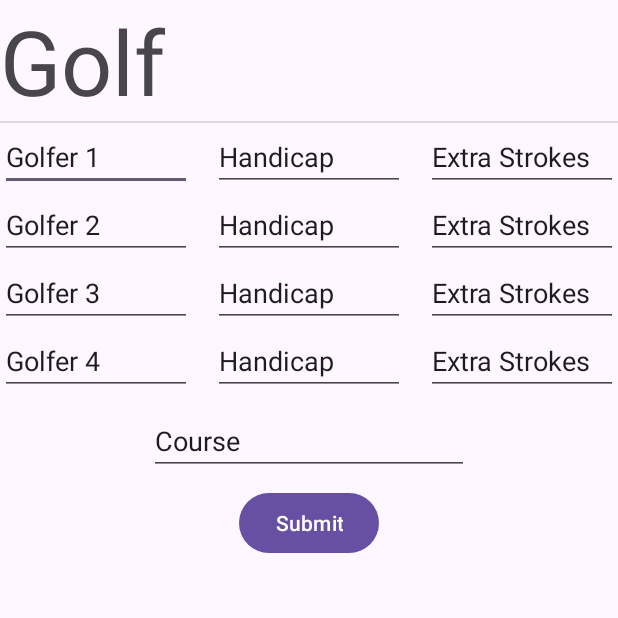
After one commit to wegnermichae/Golf_Handicap_App, an Android app: the PlayGolfActivity screen opened directly, with no data from a screen before it, on a phone screen of 412 x 824 dp, the top half of it. The commit adds this screen. Run offline under Robolectric (Android 15) with nearby library versions, the phone set to English and light mode, and no system bars.

Commit message:
Added Playview where players names and handicaps are entered. The course is selected and the resulting extra stroke count is updated per golfer. The courses hole information is displayed in a list below to allow the golfers to determine which holes they get strokes on

```diff
--- a/app/src/main/AndroidManifest.xml
+++ b/app/src/main/AndroidManifest.xml
@@ -12,6 +12,9 @@
         android:supportsRtl="true"
         android:theme="@style/Theme.GolfHandicapApp"
         tools:targetApi="31">
+        <activity
+            android:name=".PlayGolfActivity"
+            android:exported="false" />
         <activity
             android:name=".BagActivity"
             android:exported="false" />
--- a/app/src/main/java/com/example/golfhandicapapp/MainActivity.java
+++ b/app/src/main/java/com/example/golfhandicapapp/MainActivity.java
@@ -10,6 +10,7 @@ package com.example.golfhandicapapp;
 import android.content.Intent;
 import android.os.Bundle;
 import android.view.View;
+import android.widget.Button;
 import android.widget.ImageButton;
 import android.widget.SeekBar;
 import android.widget.TextView;
@@ -21,6 +22,11 @@ import androidx.core.view.ViewCompat;
 import androidx.core.view.WindowInsetsCompat;
 
 public class MainActivity extends AppCompatActivity {
+
+    ImageButton DashButton, ScoreButton, PlayerButton, CourseButton, BagButton;
+    SeekBar scoreSeekBar, handicapSeekBar;
+    TextView headingText, previousScore, currentHandicap;
+    Button playButton;
 
 
 
@@ -35,16 +41,29 @@ public class MainActivity extends AppCompatActivity {
             return insets;
         });
 
-        ImageButton DashButton = findViewById(R.id.DashButton);
-        ImageButton ScoreButton = findViewById(R.id.ScoreButton);
-        ImageButton PlayerButton = findViewById(R.id.PlayerButton);
-        ImageButton CourseButton = findViewById(R.id.CourseButton);
-        ImageButton BagButton = findViewById(R.id.BagButton);
-        SeekBar scoreSeekBar = findViewById(R.id.scoreSeekBar);
-        SeekBar handicapSeekBar = findViewById(R.id.handicapSeekBar);
-        TextView headingText = findViewById(R.id.textHeading);
-        TextView previousScore = findViewById(R.id.previousScore);
-        TextView currentHandicap = findViewById(R.id.currentHandicap);
+        DashButton = findViewById(R.id.DashButton);
+        ScoreButton = findViewById(R.id.ScoreButton);
+        PlayerButton = findViewById(R.id.PlayerButton);
+        CourseButton = findViewById(R.id.CourseButton);
+        BagButton = findViewById(R.id.BagButton);
+        scoreSeekBar = findViewById(R.id.scoreSeekBar);
+        handicapSeekBar = findViewById(R.id.handicapSeekBar);
+        headingText = findViewById(R.id.textHeading);
+        previousScore = findViewById(R.id.previousScore);
+        currentHandicap = findViewById(R.id.currentHandicap);
+        playButton = findViewById(R.id.playButton);
+
+
+        playButton.setOnClickListener(new View.OnClickListener() {
+            @Override
+            public void onClick(View v) {
+                if (v.getId() == R.id.playButton){
+                    Intent intent = new Intent(MainActivity.this, PlayGolfActivity.class);
+                    startActivity(intent);
+                }
+            }
+        });
+
 
         //the following listeners will allow for functionality of the specified button clicks
         DashButton.setOnClickListener(new View.OnClickListener() {
--- /dev/null
+++ b/app/src/main/java/com/example/golfhandicapapp/PlayGolfActivity.java
@@ -0,0 +1,33 @@
+package com.example.golfhandicapapp;
+
+import android.os.Bundle;
+import android.widget.Button;
+import android.widget.EditText;
+import android.widget.ListView;
+
+import androidx.activity.EdgeToEdge;
+import androidx.appcompat.app.AppCompatActivity;
+import androidx.core.graphics.Insets;
+import androidx.core.view.ViewCompat;
+import androidx.core.view.WindowInsetsCompat;
+
+public class PlayGolfActivity extends AppCompatActivity {
+
+    Button submitButton;
+    EditText courseName, golfer1Name, golfer2Name, golfer3Name, golfer4Name, golfer1Handicap,
+            golfer2Handicap, golfer3Handicap, golfer4Handicap, golfer1Strokes, golfer2Strokes,
+            golfer3Strokes, golfer4Strokes;
+    ListView holeView;
+
+    @Override
+    protected void onCreate(Bundle savedInstanceState) {
+        super.onCreate(savedInstanceState);
+        EdgeToEdge.enable(this);
+        setContentView(R.layout.activity_play_golf);
+        ViewCompat.setOnApplyWindowInsetsListener(findViewById(R.id.main), (v, insets) -> {
+            Insets systemBars = insets.getInsets(WindowInsetsCompat.Type.systemBars());
+            v.setPadding(systemBars.left, systemBars.top, systemBars.right, systemBars.bottom);
+            return insets;
+        });
+    }
+}
--- /dev/null
+++ b/app/src/main/res/layout/activity_play_golf.xml
@@ -0,0 +1,191 @@
+<?xml version="1.0" encoding="utf-8"?>
+<androidx.constraintlayout.widget.ConstraintLayout xmlns:android="http://schemas.android.com/apk/res/android"
+    xmlns:app="http://schemas.android.com/apk/res-auto"
+    xmlns:tools="http://schemas.android.com/tools"
+    android:id="@+id/main"
+    android:layout_width="match_parent"
+    android:layout_height="match_parent"
+    tools:context=".PlayGolfActivity">
+
+    <View
+        android:id="@+id/divider15"
+        android:layout_width="0dp"
+        android:layout_height="1dp"
+        android:background="?android:attr/listDivider"
+        app:layout_constraintEnd_toEndOf="parent"
+        app:layout_constraintHorizontal_bias="0.0"
+        app:layout_constraintStart_toStartOf="parent"
+        app:layout_constraintTop_toBottomOf="@+id/textHeading6" />
+
+    <TextView
+        android:id="@+id/textHeading6"
+        android:layout_width="wrap_content"
+        android:layout_height="wrap_content"
+        android:text="Golf"
+        android:textSize="60sp"
+        app:layout_constraintStart_toStartOf="parent"
+        app:layout_constraintTop_toTopOf="parent" />
+
+    <EditText
+        android:id="@+id/golfer1Name"
+        android:layout_width="128dp"
+        android:layout_height="wrap_content"
+        android:ems="10"
+        android:inputType="text"
+        android:text="Golfer 1"
+        app:layout_constraintStart_toStartOf="parent"
+        app:layout_constraintTop_toBottomOf="@+id/divider15" />
+
+    <EditText
+        android:id="@+id/golfer2Name"
+        android:layout_width="0dp"
+        android:layout_height="wrap_content"
+        android:ems="10"
+        android:inputType="text"
+        android:text="Golfer 2"
+        app:layout_constraintEnd_toEndOf="@+id/golfer1Name"
+        app:layout_constraintStart_toStartOf="@+id/golfer1Name"
+        app:layout_constraintTop_toBottomOf="@+id/golfer1Name" />
+
+    <EditText
+        android:id="@+id/golfer3Name"
+        android:layout_width="0dp"
+        android:layout_height="wrap_content"
+        android:ems="10"
+        android:inputType="text"
+        android:text="Golfer 3"
+        app:layout_constraintEnd_toEndOf="@+id/golfer2Name"
+        app:layout_constraintStart_toStartOf="@+id/golfer2Name"
+        app:layout_constraintTop_toBottomOf="@+id/golfer2Name" />
+
+    <EditText
+        android:id="@+id/golfer4Name"
+        android:layout_width="0dp"
+        android:layout_height="wrap_content"
+        android:ems="10"
+        android:inputType="text"
+        android:text="Golfer 4"
+        app:layout_constraintEnd_toEndOf="@+id/golfer3Name"
+        app:layout_constraintStart_toStartOf="@+id/golfer3Name"
+        app:layout_constraintTop_toBottomOf="@+id/golfer3Name" />
+
+    <EditText
+        android:id="@+id/golfer1Handicap"
+        android:layout_width="128dp"
+        android:layout_height="wrap_content"
+        android:ems="10"
+        android:inputType="text"
+        android:text="Handicap"
+        app:layout_constraintEnd_toStartOf="@+id/golfer1Strokes"
+        app:layout_constraintStart_toEndOf="@+id/golfer1Name"
+        app:layout_constraintTop_toBottomOf="@+id/divider15" />
+
+    <EditText
+        android:id="@+id/golfer2Handicap"
+        android:layout_width="0dp"
+        android:layout_height="wrap_content"
+        android:ems="10"
+        android:inputType="text"
+        android:text="Handicap"
+        app:layout_constraintEnd_toEndOf="@+id/golfer1Handicap"
+        app:layout_constraintStart_toStartOf="@+id/golfer1Handicap"
+        app:layout_constraintTop_toBottomOf="@+id/golfer1Handicap" />
+
+    <EditText
+        android:id="@+id/golfer3Handicap"
+        android:layout_width="0dp"
+        android:layout_height="wrap_content"
+        android:ems="10"
+        android:inputType="text"
+        android:text="Handicap"
+        app:layout_constraintEnd_toEndOf="@+id/golfer2Handicap"
+        app:layout_constraintStart_toStartOf="@+id/golfer2Handicap"
+        app:layout_constraintTop_toBottomOf="@+id/golfer2Handicap" />
+
+    <EditText
+        android:id="@+id/golfer4Handicap"
+        android:layout_width="0dp"
+        android:layout_height="wrap_content"
+        android:ems="10"
+        android:inputType="text"
+        android:text="Handicap"
+        app:layout_constraintBottom_toBottomOf="@+id/golfer4Name"
+        app:layout_constraintEnd_toEndOf="@+id/golfer3Handicap"
+        app:layout_constraintStart_toStartOf="@+id/golfer3Handicap"
+        app:layout_constraintTop_toBottomOf="@+id/golfer3Handicap" />
+
+    <EditText
+        android:id="@+id/golfer1Strokes"
+        android:layout_width="128dp"
+        android:layout_height="wrap_content"
+        android:ems="10"
+        android:inputType="text"
+        android:text="Extra Strokes"
+        app:layout_constraintEnd_toEndOf="parent"
+        app:layout_constraintTop_toTopOf="@+id/golfer1Handicap" />
+
+    <EditText
+        android:id="@+id/golfer2Strokes"
+        android:layout_width="0dp"
+        android:layout_height="wrap_content"
+        android:ems="10"
+        android:inputType="text"
+        android:text="Extra Strokes"
+        app:layout_constraintEnd_toEndOf="@+id/golfer1Strokes"
+        app:layout_constraintStart_toStartOf="@+id/golfer1Strokes"
+        app:layout_constraintTop_toBottomOf="@+id/golfer1Strokes" />
+
+    <EditText
+        android:id="@+id/golfer3Strokes"
+        android:layout_width="0dp"
+        android:layout_height="wrap_content"
+        android:ems="10"
+        android:inputType="text"
+        android:text="Extra Strokes"
+        app:layout_constraintEnd_toEndOf="@+id/golfer2Strokes"
+        app:layout_constraintStart_toStartOf="@+id/golfer2Strokes"
+        app:layout_constraintTop_toBottomOf="@+id/golfer2Strokes" />
+
+    <EditText
+        android:id="@+id/golfer4Strokes"
+        android:layout_width="0dp"
+        android:layout_height="wrap_content"
+        android:ems="10"
+        android:inputType="text"
+        android:text="Extra Strokes"
+        app:layout_constraintEnd_toEndOf="@+id/golfer3Strokes"
+        app:layout_constraintStart_toStartOf="@+id/golfer3Strokes"
+        app:layout_constraintTop_toBottomOf="@+id/golfer3Strokes" />
+
+    <EditText
+        android:id="@+id/courseName"
+        android:layout_width="wrap_content"
+        android:layout_height="wrap_content"
+        android:layout_marginTop="8dp"
+        android:ems="10"
+        android:inputType="text"
+        android:text="Course"
+        app:layout_constraintEnd_toEndOf="parent"
+        app:layout_constraintStart_toStartOf="parent"
+        app:layout_constraintTop_toBottomOf="@+id/golfer4Handicap" />
+
+    <ListView
+        android:id="@+id/holeView"
+        android:layout_width="409dp"
+        android:layout_height="391dp"
+        android:layout_marginTop="8dp"
+        app:layout_constraintEnd_toEndOf="parent"
+        app:layout_constraintStart_toStartOf="parent"
+        app:layout_constraintTop_toBottomOf="@+id/submitButton" />
+
+    <Button
+        android:id="@+id/submitButton"
+        android:layout_width="wrap_content"
+        android:layout_height="wrap_content"
+        android:layout_marginTop="8dp"
+        android:text="Submit"
+        app:layout_constraintEnd_toEndOf="parent"
+        app:layout_constraintStart_toStartOf="parent"
+        app:layout_constraintTop_toBottomOf="@+id/courseName" />
+
+</androidx.constraintlayout.widget.ConstraintLayout>
```
